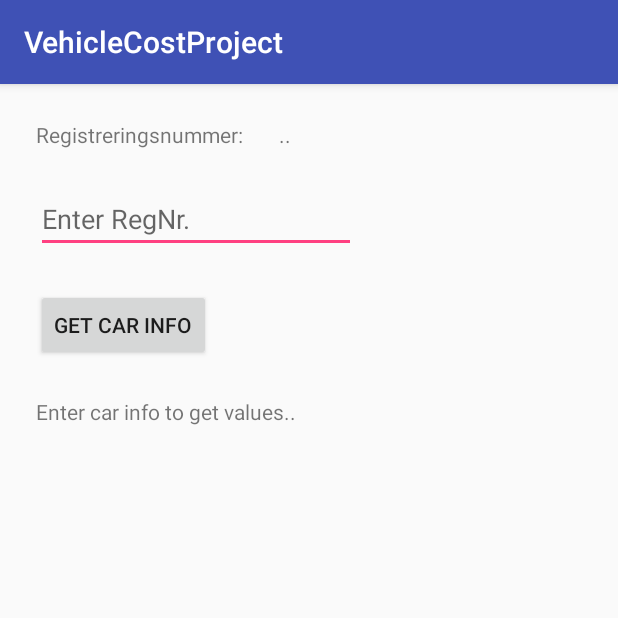
After one commit to magtan/NewCarCostCalculator, an Android app: the CarInfo screen opened directly, with no data from a screen before it, on a phone screen of 412 x 824 dp, the top half of it. The commit adds this screen. Run offline under Robolectric (Android 15) with nearby library versions, the phone set to English and light mode, and no system bars.

Commit message:
With car reg. lookup

```diff
--- a/app/src/main/AndroidManifest.xml
+++ b/app/src/main/AndroidManifest.xml
@@ -1,6 +1,8 @@
 <?xml version="1.0" encoding="utf-8"?>
 <manifest xmlns:android="http://schemas.android.com/apk/res/android"
     package="com.example.magnust.vehiclecostproject">
+
+    <uses-permission android:name="android.permission.INTERNET" />
 
     <application
         android:allowBackup="true"
@@ -16,6 +18,7 @@
                 <category android:name="android.intent.category.LAUNCHER" />
             </intent-filter>
         </activity>
+        <activity android:name=".CarInfo"></activity>
     </application>
 
 </manifest>
--- /dev/null
+++ b/app/src/main/res/layout/activity_car_info.xml
@@ -0,0 +1,61 @@
+<?xml version="1.0" encoding="utf-8"?>
+<android.support.constraint.ConstraintLayout xmlns:android="http://schemas.android.com/apk/res/android"
+    xmlns:app="http://schemas.android.com/apk/res-auto"
+    xmlns:tools="http://schemas.android.com/tools"
+    android:layout_width="match_parent"
+    android:layout_height="match_parent"
+    tools:context="com.example.magnust.vehiclecostproject.CarInfo">
+
+    <TextView
+        android:id="@+id/textView3"
+        android:layout_width="wrap_content"
+        android:layout_height="wrap_content"
+        android:text="Registreringsnummer:"
+        android:layout_marginLeft="24dp"
+        app:layout_constraintLeft_toLeftOf="parent"
+        app:layout_constraintTop_toTopOf="parent"
+        android:layout_marginTop="24dp" />
+
+    <TextView
+        android:id="@+id/txtRegNr"
+        android:layout_width="wrap_content"
+        android:layout_height="wrap_content"
+        android:text=".."
+        app:layout_constraintLeft_toRightOf="@+id/textView3"
+        android:layout_marginLeft="24dp"
+        app:layout_constraintTop_toTopOf="parent"
+        android:layout_marginTop="24dp" />
+
+    <TextView
+        android:id="@+id/txtResult"
+        android:layout_width="wrap_content"
+        android:layout_height="wrap_content"
+        android:layout_marginLeft="24dp"
+        android:layout_marginTop="24dp"
+        android:text="Enter car info to get values.."
+        app:layout_constraintLeft_toLeftOf="parent"
+        app:layout_constraintTop_toBottomOf="@+id/btnGetInfo" />
+
+    <Button
+        android:id="@+id/btnGetInfo"
+        android:layout_width="wrap_content"
+        android:layout_height="wrap_content"
+        android:layout_marginLeft="24dp"
+        android:layout_marginTop="24dp"
+        android:onClick="getCarInfo"
+        android:text="Get car info"
+        app:layout_constraintLeft_toLeftOf="parent"
+        app:layout_constraintTop_toBottomOf="@+id/edtxtRegNr" />
+
+    <EditText
+        android:id="@+id/edtxtRegNr"
+        android:layout_width="wrap_content"
+        android:layout_height="wrap_content"
+        android:layout_marginLeft="24dp"
+        android:layout_marginTop="24dp"
+        android:ems="10"
+        android:hint="Enter RegNr."
+        android:inputType="textPersonName"
+        app:layout_constraintLeft_toLeftOf="parent"
+        app:layout_constraintTop_toBottomOf="@+id/textView3" />
+</android.support.constraint.ConstraintLayout>
```
Also changed, not shown: app/src/main/java/com/example/magnust/vehiclecostproject/CarInfo.java (added, +133 -0 lines), app/src/main/java/com/example/magnust/vehiclecostproject/MainActivity.java (+53 -4 lines), app/src/main/res/layout/activity_main.xml (+10 -0 lines), app/src/main/res/values/strings.xml (+5 -5 lines).
